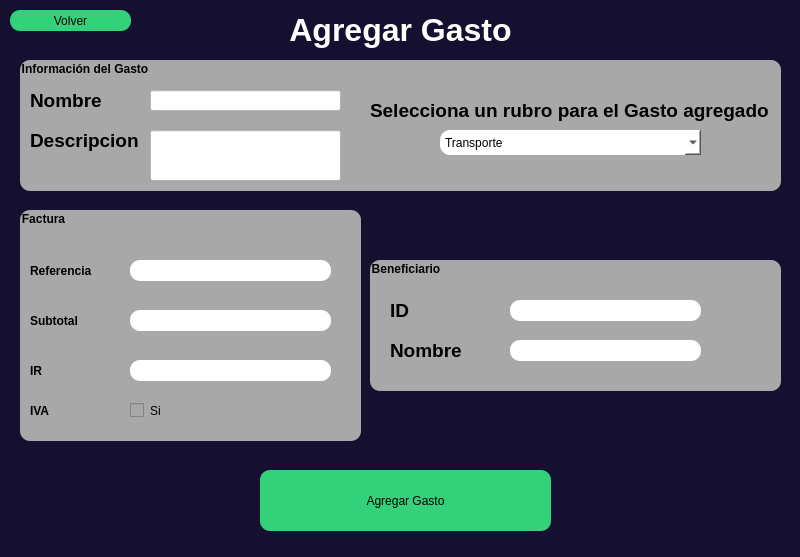
Qt form Vistas ui/AgregarGasto.ui (bradlygutierrez/programacionApp) before a commit.
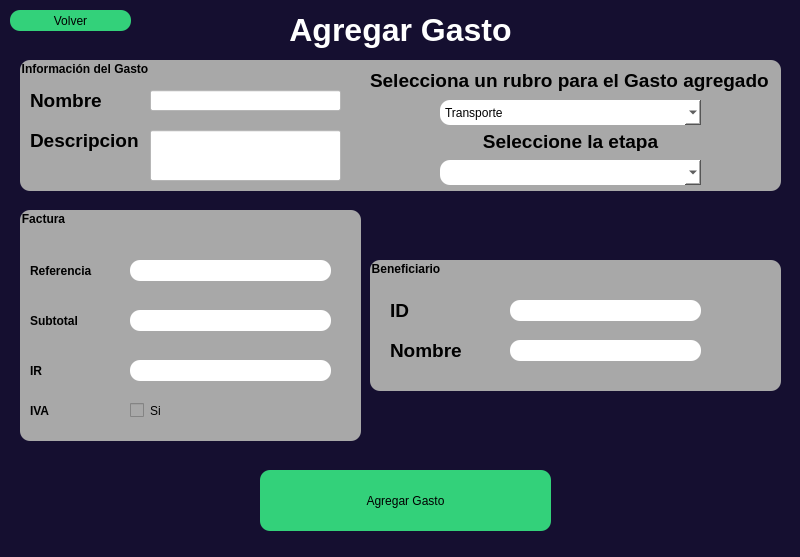
The same form after that commit. Icons and pictures are not drawn.

Commit message: AgregarGasto con py y su ui

Patch:
```diff
--- a/Vistas ui/AgregarGasto.ui
+++ b/Vistas ui/AgregarGasto.ui
@@ -351,7 +351,7 @@
      <property name="geometry">
       <rect>
        <x>350</x>
-       <y>40</y>
+       <y>10</y>
        <width>401</width>
        <height>21</height>
       </rect>
@@ -376,7 +376,7 @@
      <property name="geometry">
       <rect>
        <x>420</x>
-       <y>70</y>
+       <y>40</y>
        <width>261</width>
        <height>25</height>
       </rect>
@@ -401,6 +401,45 @@
       </property>
      </item>
     </widget>
+    <widget class="QComboBox" name="comboBox_3">
+     <property name="geometry">
+      <rect>
+       <x>420</x>
+       <y>100</y>
+       <width>261</width>
+       <height>25</height>
+      </rect>
+     </property>
+     <property name="styleSheet">
+      <string notr="true">background-color: rgb(255, 255, 255);
+color:rgb(0, 0, 0);</string>
+     </property>
+    </widget>
+    <widget class="QLabel" name="label_12">
+     <property name="geometry">
+      <rect>
+       <x>350</x>
+       <y>70</y>
+       <width>401</width>
+       <height>21</height>
+      </rect>
+     </property>
+     <property name="font">
+      <font>
+       <pointsize>14</pointsize>
+       <weight>75</weight>
+       <bold>true</bold>
+      </font>
+     </property>
+     <property name="styleSheet">
+      <string notr="true">border-radius: 10px;color: rgb(0, 0, 0);
+
+background-color: rgb(168, 168, 168);</string>
+     </property>
+     <property name="text">
+      <string>&lt;html&gt;&lt;head/&gt;&lt;body&gt;&lt;p align=&quot;center&quot;&gt;Seleccione la etapa&lt;/p&gt;&lt;/body&gt;&lt;/html&gt;</string>
+     </property>
+    </widget>
    </widget>
    <widget class="QLabel" name="label_9">
     <property name="geometry">
```
Left out of the diff: 2 changed lines with no effect on the pictures. The commit also changes 1 other file.
